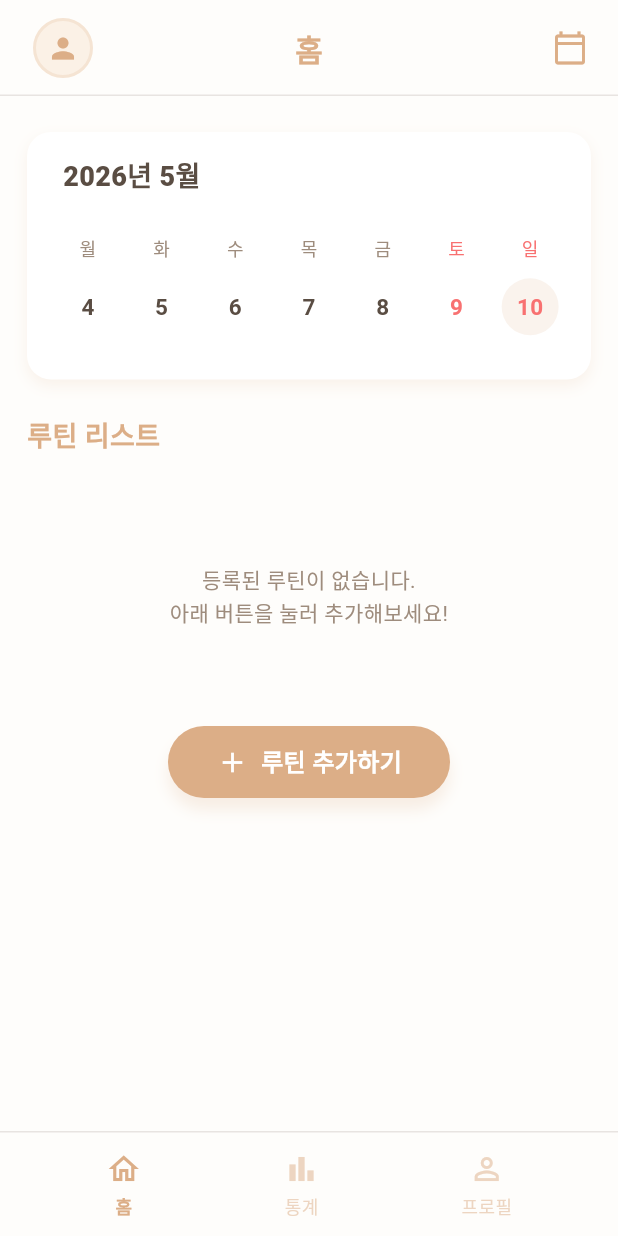
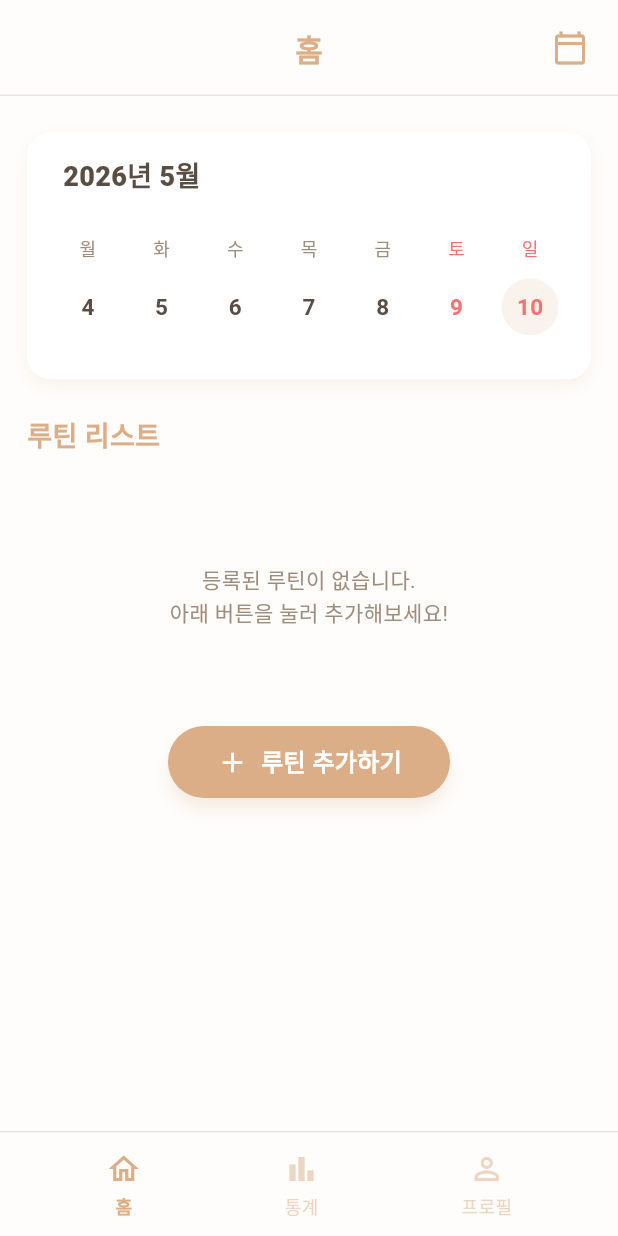
Before and after one commit to Routine-Connect/RoutineBridge, a Flutter app: the MainScreen screen opened directly, on a phone screen of 412 x 824 dp. Run offline on Flutter 3.47's test engine with Material 3 defaults, Android fonts, the phone set to English and light mode, and no system bars; our stand-ins replace fl_chart, flutter_secure_storage, image_picker, permission_handler, phosphor_flutter, vibration; accounts and stored records are empty; network calls fail; Roboto replaces fonts that are missing (Pretendard).

Commit message:
refactor : 프로필 아이콘 삭제

```diff
--- a/lib/ui/screen/main_screen.dart
+++ b/lib/ui/screen/main_screen.dart
@@ -65,19 +65,6 @@ class _MainScreenState extends State<MainScreen> {
         leading: Padding(
           padding: const EdgeInsets.only(left: 12),
           child: Center(
-            child: Container(
-              width: 40,
-              height: 40,
-              decoration: BoxDecoration(
-                color: Theme.of(context).colorScheme.primaryContainer,
-                shape: BoxShape.circle,
-                border: Border.all(
-                  color: Theme.of(context).colorScheme.primary.withOpacity(0.2),
-                  width: 2,
-                ),
-              ),
-              child: Icon(Icons.person, color: Theme.of(context).colorScheme.primary, size: 22),
-            ),
           ),
         ),
         centerTitle: true,
```
